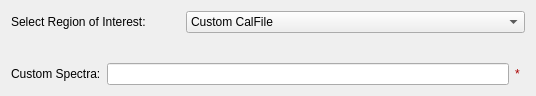
Above: qt/python/mantidqtinterfaces/mantidqtinterfaces/Engineering/gui/engineering_diffraction/tabs/common/cropping/cropping_widget.ui from mantidproject/mantid before the change. Below: the same form after it.
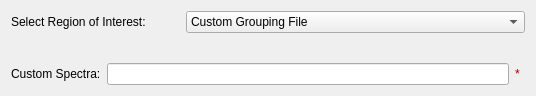
That is the form after the change. Custom widgets are drawn as their Qt base class.

Commit message: refactored variable name's ref cal to grouping

```diff
--- a/qt/python/mantidqtinterfaces/mantidqtinterfaces/Engineering/gui/engineering_diffraction/tabs/common/cropping/cropping_widget.ui
+++ b/qt/python/mantidqtinterfaces/mantidqtinterfaces/Engineering/gui/engineering_diffraction/tabs/common/cropping/cropping_widget.ui
@@ -30,7 +30,7 @@
        </property>
        <item>
         <property name="text">
-         <string>Custom CalFile</string>
+         <string>Custom Grouping File</string>
         </property>
        </item>
        <item>
```
The commit also changes 8 other files.
